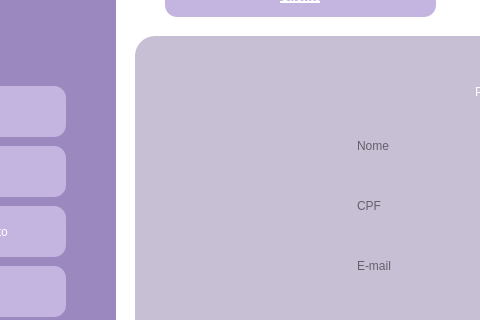
Qt form VeterinaryScheduleSystem/cadastrocliente.ui (brenoafsa/VeterinaryScheduleSystem) before a commit; both pictures show x 175 to 655 and y 164 to 484 of the 1302 by 619 pixel window.
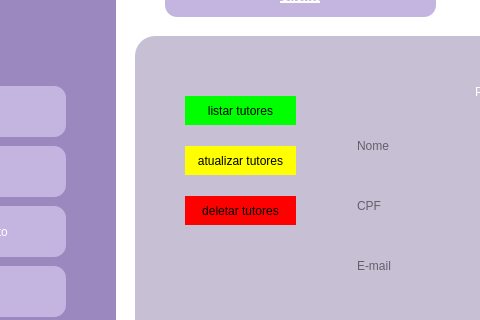
The same form after that commit. Icons and pictures are not drawn.

Patch:
```diff
--- a/VeterinaryScheduleSystem/cadastrocliente.ui
+++ b/VeterinaryScheduleSystem/cadastrocliente.ui
@@ -507,6 +507,57 @@
      </item>
     </layout>
    </widget>
+   <widget class="QPushButton" name="ListarCliente">
+    <property name="geometry">
+     <rect>
+      <x>50</x>
+      <y>60</y>
+      <width>111</width>
+      <height>29</height>
+     </rect>
+    </property>
+    <property name="styleSheet">
+     <string notr="true">background-color: rgb(0, 255, 0);
+color: rgb(0, 0, 0);</string>
+    </property>
+    <property name="text">
+     <string>listar tutores</string>
+    </property>
+   </widget>
+   <widget class="QPushButton" name="AtualizarCliente">
+    <property name="geometry">
+     <rect>
+      <x>50</x>
+      <y>110</y>
+      <width>111</width>
+      <height>29</height>
+     </rect>
+    </property>
+    <property name="styleSheet">
+     <string notr="true">background-color: rgb(255, 255, 0);
+color: rgb(0, 0, 0);</string>
+    </property>
+    <property name="text">
+     <string>atualizar tutores</string>
+    </property>
+   </widget>
+   <widget class="QPushButton" name="DeletarCliente">
+    <property name="geometry">
+     <rect>
+      <x>50</x>
+      <y>160</y>
+      <width>111</width>
+      <height>29</height>
+     </rect>
+    </property>
+    <property name="styleSheet">
+     <string notr="true">background-color: rgb(255, 0, 0);
+color: rgb(0, 0, 0);</string>
+    </property>
+    <property name="text">
+     <string>deletar tutores</string>
+    </property>
+   </widget>
   </widget>
   <widget class="QPushButton" name="clienteButton_2">
    <property name="geometry">
```
